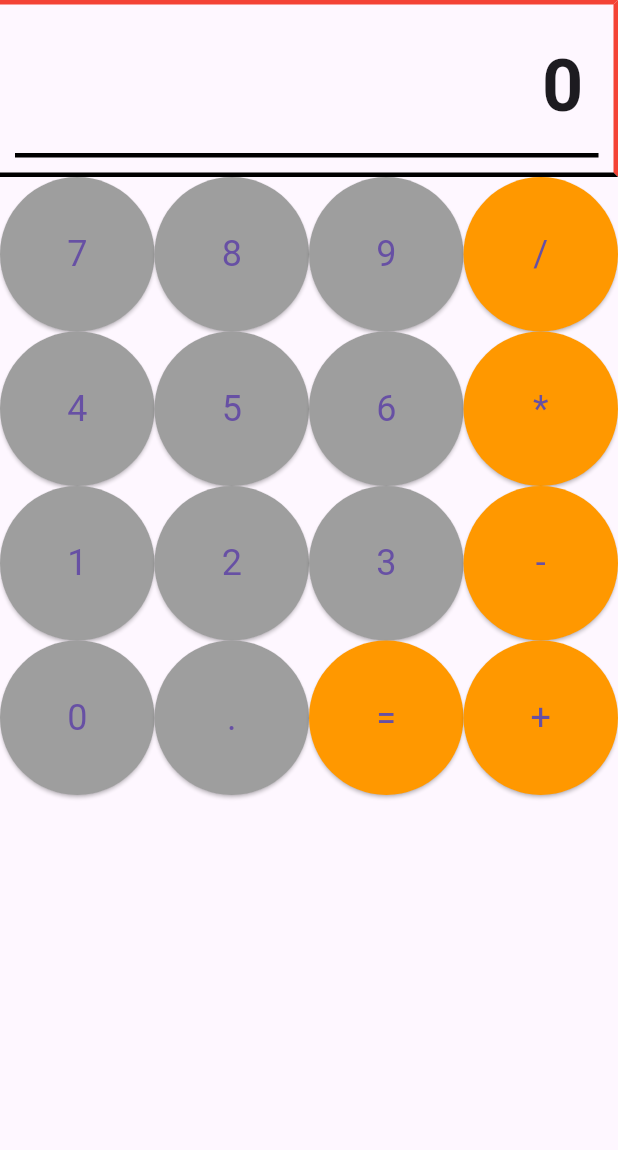
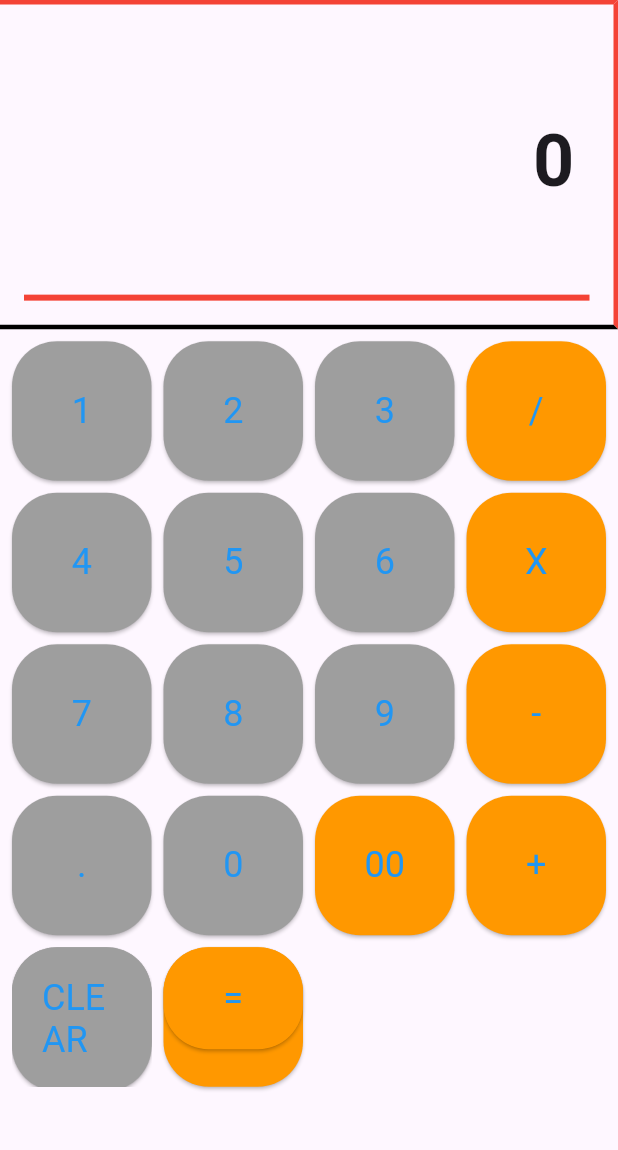
Before and after one commit to dagiteferi/Calculator, a Flutter app: the screen it shows after launch, on a phone screen of 412 x 824 dp, the part 84-1234 px from its top. Run offline on Flutter 3.47's test engine with Material 3 defaults, Android fonts, the phone set to English and light mode, and no system bars.

Commit message:
button edited

```diff
--- a/lib/Calculator.dart
+++ b/lib/Calculator.dart
@@ -38,10 +38,11 @@ class _CalculatorState extends State<Calculator> {
         backgroundColor: Colors.black,
       ),
       body: Column(
-        mainAxisAlignment: MainAxisAlignment.end,
         children: [
-          Container(
-            padding: const EdgeInsets.all(10.0),
+          Expanded(
+            flex: 2,
+            child: Container(
+              padding: const EdgeInsets.all(16.0),
               alignment: Alignment.centerRight,
               decoration: const BoxDecoration(
                 border: Border(
@@ -55,7 +56,7 @@ class _CalculatorState extends State<Calculator> {
                 alignment: Alignment.centerRight,
                 decoration: const BoxDecoration(
                   border: Border(
-                  bottom: BorderSide(color: Colors.black, width: 3.0),
+                    bottom: BorderSide(color: Colors.red, width: 4.0),
                   ),
                 ),
                 child: Text(
@@ -67,26 +68,72 @@ class _CalculatorState extends State<Calculator> {
                 ),
               ),
             ),
+          ),
           Expanded(
+            flex: 5,
             child: GridView.count(
               crossAxisCount: 4,
+              padding: const EdgeInsets.all(8.0),
+              mainAxisSpacing: 8.0,
+              crossAxisSpacing: 8.0,
               children: <Widget>[
-                _buildButton('7', Colors.grey, () {/* Button logic here */}),
-                _buildButton('8', Colors.grey, () {/* Button logic here */}),
-                _buildButton('9', Colors.grey, () {/* Button logic here */}),
+                _buildButton('1', Colors.grey, () {
+                  /* Button logic here */
+                }),
+                _buildButton('2', Colors.grey, () {
+                  /* Button logic here */
+                }),
+                _buildButton('3', Colors.grey, () {/* Button logic here */}),
                 _buildButton('/', Colors.orange, () {/* Button logic here */}),
                 _buildButton('4', Colors.grey, () {/* Button logic here */}),
                 _buildButton('5', Colors.grey, () {/* Button logic here */}),
                 _buildButton('6', Colors.grey, () {/* Button logic here */}),
-                _buildButton('*', Colors.orange, () {/* Button logic here */}),
-                _buildButton('1', Colors.grey, () {/* Button logic here */}),
-                _buildButton('2', Colors.grey, () {/* Button logic here */}),
-                _buildButton('3', Colors.grey, () {/* Button logic here */}),
+                _buildButton('X', Colors.orange, () {/* Button logic here */}),
+                _buildButton('7', Colors.grey, () {/* Button logic here */}),
+                _buildButton('8', Colors.grey, () {/* Button logic here */}),
+                _buildButton('9', Colors.grey, () {/* Button logic here */}),
                 _buildButton('-', Colors.orange, () {/* Button logic here */}),
+                _buildButton('.', Colors.grey, () {/* Button logic here */}),
                 _buildButton('0', Colors.grey, () {/* Button logic here */}),
-                _buildButton('.', Colors.grey, () {/* Button logic here */}),
-                _buildButton('=', Colors.orange, () {/* Button logic here */}),
+                _buildButton('00', Colors.orange, () {/* Button logic here */}),
                 _buildButton('+', Colors.orange, () {/* Button logic here */}),
+                // Full-width buttons
+                GridTile(
+                  child: _buildButton('CLEAR', Colors.grey, () {
+                    /* Button logic here */
+                  }),
+                  footer: Container(height: 1.0, color: Colors.transparent),
+                  header: Container(
+                    width: double.infinity,
+                    child: Row(
+                      children: [
+                        Expanded(
+                          child: _buildButton('CLEAR', Colors.grey, () {
+                            // Button logic here
+                          }),
+                        ),
+                      ],
+                    ),
+                  ),
+                ),
+                GridTile(
+                  child: _buildButton('=', Colors.orange, () {
+                    /* Button logic here */
+                  }),
+                  footer: Container(height: 1.0, color: Colors.transparent),
+                  header: Container(
+                    width: double.infinity,
+                    child: Row(
+                      children: [
+                        Expanded(
+                          child: _buildButton('=', Colors.orange, () {
+                            // Button lssogic her
+                          }),
+                        ),
+                      ],
+                    ),
+                  ),
+                ),
               ],
             ),
           ),
@@ -101,9 +148,12 @@ class _CalculatorState extends State<Calculator> {
         backgroundColor: color,
         padding: const EdgeInsets.all(20.0),
         textStyle: const TextStyle(fontSize: 24),
+        shape: RoundedRectangleBorder(
+          borderRadius: BorderRadius.circular(30),
+        ),
       ),
       onPressed: onPressed,
-      child: Text(text),
+      child: Text(text, style: const TextStyle(color: Colors.blue)),
     );
   }
 }
```
Lines whose indentation alone changed are shown as unchanged.
